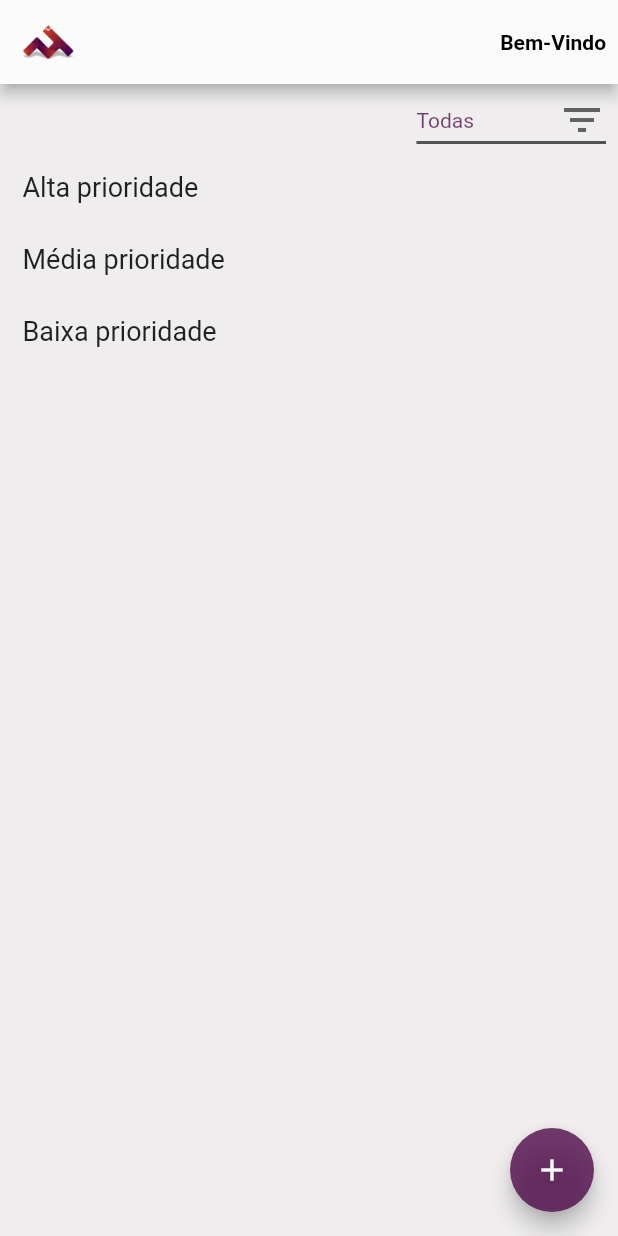
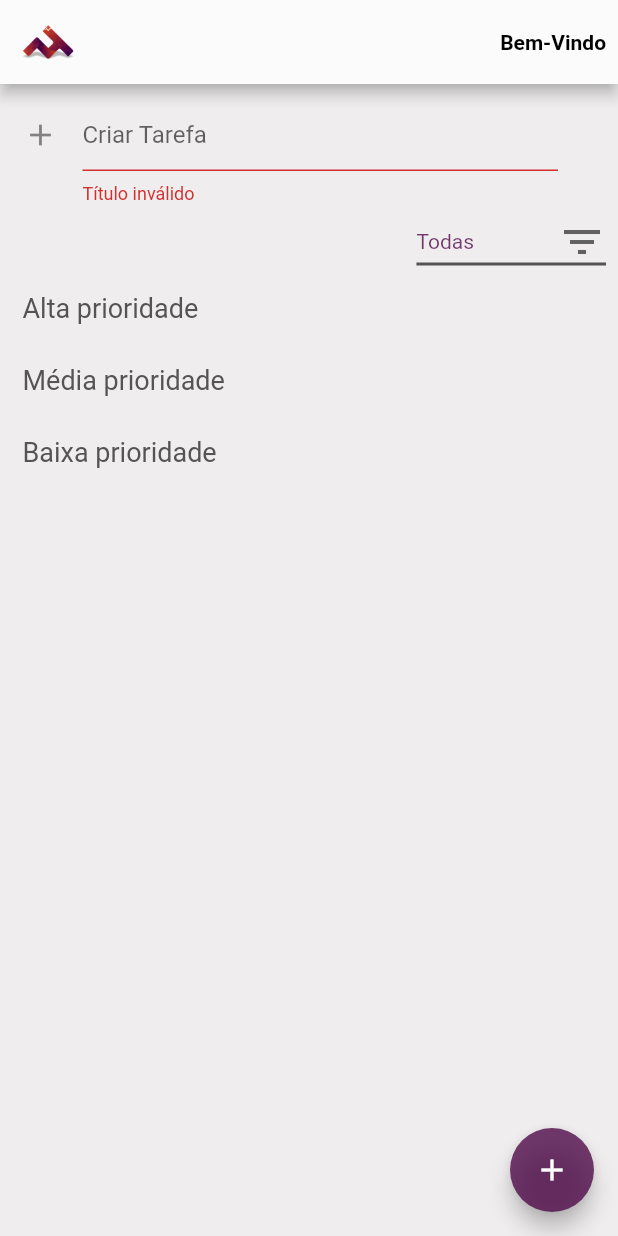
Before and after one commit to mrgr4v3s/mega_task, a Flutter app: the screen it shows after launch, after a tap on the "add" icon, on a phone screen of 412 x 824 dp. Run offline on Flutter 3.47's test engine with Material 2 defaults, Android fonts, the phone set to English and light mode, and no system bars; our stand-ins replace firebase_auth, sqflite; accounts and stored records are empty.

Commit message:
Incluindo metodo de filtro

```diff
--- a/lib/helpers/tarefas_helper.dart
+++ b/lib/helpers/tarefas_helper.dart
@@ -42,6 +42,35 @@ class TarefasHelper{
         Database dbTarefas = await db;
         tarefa.id = await dbTarefas.insert(tarefasTable, tarefa.toMap());
         return tarefa;
+    }
+
+    void tarefasTeste() async{
+      Database dbTarefas = await db;
+      Tarefas tarefa = new Tarefas();
+      for(int i = 0; i < 3; i++){
+        tarefa.id = i;
+        tarefa.titulo = "Programação";
+        tarefa.prioridade = "Media";
+        tarefa.status = "A fazer";
+        await dbTarefas.insert(tarefasTable, tarefa.toMap());
+      }
+
+      for(int i = 3; i < 6; i++){
+        tarefa.id = i;
+        tarefa.titulo = "Protótipo";
+        tarefa.prioridade = "Alta";
+        tarefa.status = "Em andamento";
+        await dbTarefas.insert(tarefasTable, tarefa.toMap());
+      }
+      for(int i = 6; i < 9; i++){
+        tarefa.id = i;
+        tarefa.titulo = "Requisitos";
+        tarefa.prioridade = "Baixa";
+        tarefa.status = "Concluida";
+        await dbTarefas.insert(tarefasTable, tarefa.toMap());
+      }
+
+
     }
 
     // ignore: missing_return
--- a/lib/ui/home_page.dart
+++ b/lib/ui/home_page.dart
@@ -49,7 +49,11 @@ class _HomePageState extends State<HomePage> {
         ),
         backgroundColor: Color.fromRGBO(239, 237, 237, 1),
         floatingActionButton: FloatingActionButton(
-          onPressed: () {},
+          onPressed: () {
+            if(_formKey.currentState.validate()){
+              _addToDo();
+            }
+          },
           child: Icon(Icons.add),
           backgroundColor: Color.fromRGBO(81, 12, 75, 0.8),
         ),
@@ -59,16 +63,27 @@ class _HomePageState extends State<HomePage> {
             child: Column(
               crossAxisAlignment: CrossAxisAlignment.start,
               children: <Widget>[
-                /*Container(
-              padding: EdgeInsets.fromLTRB(15.0, 10.0, 15.0, 1.0),
-              child: TextField(
+                Container(
+                  padding: EdgeInsets.fromLTRB(15.0, 10.0, 40.0, 1.0),
+                  child: Form(
+                    key: _formKey,
+                    child: TextFormField(
+                      controller: _tituloController,
                       decoration: InputDecoration(
                           icon: Icon(Icons.add),
-                    hintText: "Criar Tarefa",
+                          hintText: "Criar Tarefa" ,
                           labelStyle: TextStyle(
-                        color: Color.fromRGBO(173, 173, 173, 1), fontSize: 55)),
+                              color: Color.fromRGBO(173, 173, 173, 1),
+                              fontSize: 55
+                          )
                       ),
-            ),*/
+                      // ignore: missing_return
+                      validator: (String text){
+                        if(text.isEmpty) return "Título inválido";
+                      },
+                    ),
+                  )
+                ),
                 Row(
                   mainAxisAlignment: MainAxisAlignment.end,
                   children: <Widget>[
@@ -114,6 +129,7 @@ class _HomePageState extends State<HomePage> {
         ));
   }
 
+  // ignore: non_constant_identifier_names
   Widget _filtro_dropdownButton() {
     return DropdownButton<String>(
       value: dropdownValue,
@@ -131,6 +147,7 @@ class _HomePageState extends State<HomePage> {
         setState(() {
           dropdownValue = newValue;
         });
+        _obterTarefasPrioridade(newValue, "Todas");
       },
       items: <String>['Todas', 'A fazer', 'Em andamento', 'Concluida']
           .map<DropdownMenuItem<String>>((String value) {
@@ -142,38 +159,107 @@ class _HomePageState extends State<HomePage> {
     );
   }
 
-  void _addToDo(){
-    setState(() {
-      Tarefas t = new Tarefas();
-      t.titulo = _tituloController.text;
-      //t.status = "Concluida";
-      //t.status = "A fazer";
-      t.status = "Em andamento";
-      t.prioridade = "Baixa";
-      //t.prioridade = "Alta";
-      //t.prioridade = "Baixa";
-      helper.saveTarefa(t);
-      _tituloController.text = "";
-      if(t.prioridade == "Alta") listTarefasAltaPrioridade.add(t);
-      else if(t.prioridade == "Media") listTarefasMediaPrioridade.add(t);
-      else if(t.prioridade == "Baixa") listTarefasBaixaPrioridade.add(t);
-    });
+  Widget _prioridadeText(String p) {
+    return Text(
+      "$p prioridade",
+      style: TextStyle(
+        color: _colorText,
+        fontSize: 18,
+      ),
+    );
   }
 
   @override
   void initState() {
     super.initState();
     _obterTarefasPrioridade("Todas", "");
+
+    //helper.tarefasTeste();
   }
 
-  // ignore: missing_return
-  String validarTarefa(String text){
-    if(text.isEmpty) return "Título inválido";
+  void _addToDo(){
+    setState(() {
+      Tarefas t = new Tarefas();
+
+      t.titulo = _tituloController.text;
+      _tituloController.text = "";
+
+      t.status = "A fazer";
+      t.prioridade = "Alta";
+
+
+      //t.status = _statusController.text;
+      //_statusController.text = "";
+
+      //t.prioridade = _prioridadeController.text;
+      //_prioridadeController.text = "";
+
+      helper.saveTarefa(t);
+
+      switch(t.prioridade){
+        case "Alta":{
+          listTarefasAltaPrioridade.add(t);
+          break;
+        }
+        case "Media":{
+          listTarefasMediaPrioridade.add(t);
+          break;
+        }
+        case "Baixa":{
+          listTarefasBaixaPrioridade.add(t);
+          break;
+        }
+      }
+    });
+  }
+
+  void _excluirTarefa(Tarefas t){
+    helper.deleteTarefa(t.id);
+    setState(() {
+      switch(t.prioridade){
+        case "Alta":{
+          listTarefasAltaPrioridade.remove(t);
+          break;
+        }
+        case "Media":{
+          listTarefasMediaPrioridade.remove(t);
+          break;
+        }
+        case "Baixa":{
+          listTarefasBaixaPrioridade.remove(t);
+          break;
+        }
+      }
+    });
+  }
+
+  void _getUpdt(Tarefas t){
+  }
+
+  void _postUpdt(Tarefas t){
+    //t.titulo = ;
+    //t.prioridade = ;
+    //t.status = ;
+    helper.updateTarefa(t);
   }
 
   void _obterTarefasPrioridade(String status, String prioridade){
 
     if(status == "Todas" && prioridade.isEmpty){
+      setState(() {
+        helper.getTarefas(status, "Alta").then((list){
+          listTarefasAltaPrioridade = list;
+        });
+        helper.getTarefas(status, "Media").then((list){
+          listTarefasMediaPrioridade = list;
+        });
+        helper.getTarefas(status, "Baixa").then((list){
+          listTarefasBaixaPrioridade = list;
+        });
+      });
+    }
+
+    else if(status.isNotEmpty && prioridade == "Todas"){
       setState(() {
         helper.getTarefas(status, "Alta").then((list){
           listTarefasAltaPrioridade = list;
@@ -219,7 +305,10 @@ class _HomePageState extends State<HomePage> {
         return ListTile(
           title: Text(
             listTarefasAltaPrioridade[index].titulo,
-            )
+          ),
+          onTap: (){
+            _excluirTarefa(listTarefasAltaPrioridade[index]);
+          },
         );
       }
       return ListTile(
@@ -229,12 +318,17 @@ class _HomePageState extends State<HomePage> {
       );
     }
 
+
+
     else if(prioridade == "Media"){
       if(listTarefasMediaPrioridade.length > 0){
         return ListTile(
           title: Text(
             listTarefasMediaPrioridade[index].titulo,
-            )
+          ),
+          onTap: (){
+            _excluirTarefa(listTarefasMediaPrioridade[index]);
+          },
         );
       }
       return ListTile(
@@ -249,7 +343,10 @@ class _HomePageState extends State<HomePage> {
         return ListTile(
           title: Text(
             listTarefasBaixaPrioridade[index].titulo,
-            )
+          ),
+          onTap: (){
+            _excluirTarefa(listTarefasBaixaPrioridade[index]);
+          },
         );
       }
       return ListTile(
@@ -259,15 +356,5 @@ class _HomePageState extends State<HomePage> {
       );
     }
   }
+
 }
-
-  Widget _prioridadeText(String p) {
-    return Text(
-      "$p prioridade",
-      style: TextStyle(
-        color: _colorText,
-        fontSize: 18,
-      ),
-    );
-  }
-}
```
Lines whose indentation alone changed are shown as unchanged.
